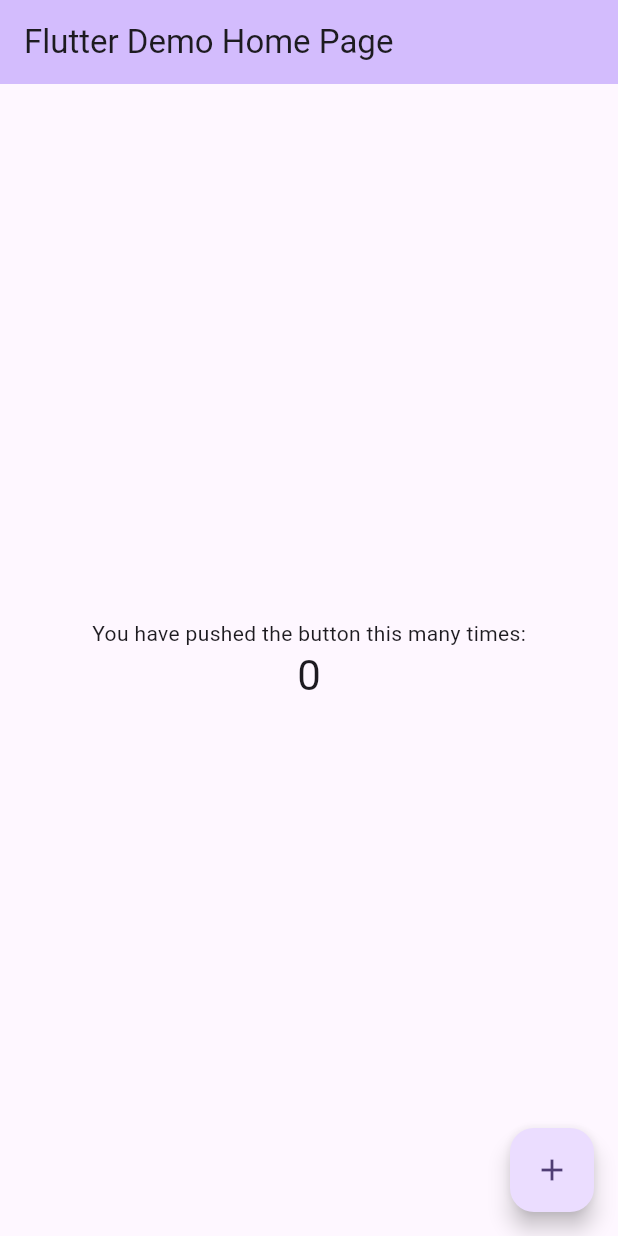
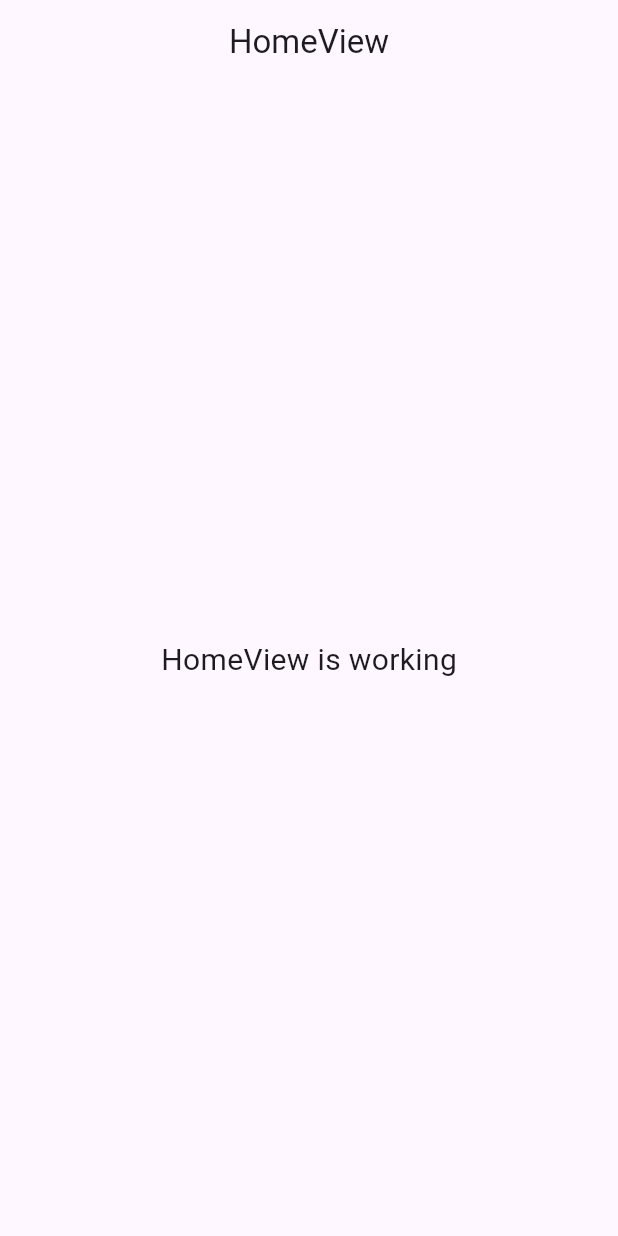
Before and after one commit to elmoagusti2/qubah_app, a Flutter app: the screen it shows after launch, on a phone screen of 412 x 824 dp. Run offline on Flutter 3.47's test engine with Material 3 defaults, Android fonts, the light colour scheme and no system bars; our stand-ins replace get.

Commit message:
chores: adding state management and main packages

```diff
--- a/analysis_options.yaml
+++ b/analysis_options.yaml
@@ -7,6 +7,9 @@
 
 # The following line activates a set of recommended lints for Flutter apps,
 # packages, and plugins designed to encourage good coding practices.
+analyzer:
+  errors:
+    constant_identifier_names: ignore
 include: package:flutter_lints/flutter.yaml
 
 linter:
--- /dev/null
+++ b/lib/app/modules/home/views/home_view.dart
@@ -0,0 +1,24 @@
+import 'package:flutter/material.dart';
+
+import 'package:get/get.dart';
+
+import '../controllers/home_controller.dart';
+
+class HomeView extends GetView<HomeController> {
+  const HomeView({super.key});
+  @override
+  Widget build(BuildContext context) {
+    return Scaffold(
+      appBar: AppBar(
+        title: const Text('HomeView'),
+        centerTitle: true,
+      ),
+      body: const Center(
+        child: Text(
+          'HomeView is working',
+          style: TextStyle(fontSize: 20),
+        ),
+      ),
+    );
+  }
+}
--- a/lib/main.dart
+++ b/lib/main.dart
@@ -1,125 +1,16 @@
 import 'package:flutter/material.dart';
 
+import 'package:get/get.dart';
+
+import 'app/routes/app_pages.dart';
+
 void main() {
-  runApp(const MyApp());
+  runApp(
+    GetMaterialApp(
+      debugShowCheckedModeBanner: false,
+      title: "Application",
+      initialRoute: AppPages.INITIAL,
+      getPages: AppPages.routes,
+    ),
+  );
 }
-
-class MyApp extends StatelessWidget {
-  const MyApp({super.key});
-
-  // This widget is the root of your application.
-  @override
-  Widget build(BuildContext context) {
-    return MaterialApp(
-      title: 'Flutter Demo',
-      theme: ThemeData(
-        // This is the theme of your application.
-        //
-        // TRY THIS: Try running your application with "flutter run". You'll see
-        // the application has a purple toolbar. Then, without quitting the app,
-        // try changing the seedColor in the colorScheme below to Colors.green
-        // and then invoke "hot reload" (save your changes or press the "hot
-        // reload" button in a Flutter-supported IDE, or press "r" if you used
-        // the command line to start the app).
-        //
-        // Notice that the counter didn't reset back to zero; the application
-        // state is not lost during the reload. To reset the state, use hot
-        // restart instead.
-        //
-        // This works for code too, not just values: Most code changes can be
-        // tested with just a hot reload.
-        colorScheme: ColorScheme.fromSeed(seedColor: Colors.deepPurple),
-        useMaterial3: true,
-      ),
-      home: const MyHomePage(title: 'Flutter Demo Home Page'),
-    );
-  }
-}
-
-class MyHomePage extends StatefulWidget {
-  const MyHomePage({super.key, required this.title});
-
-  // This widget is the home page of your application. It is stateful, meaning
-  // that it has a State object (defined below) that contains fields that affect
-  // how it looks.
-
-  // This class is the configuration for the state. It holds the values (in this
-  // case the title) provided by the parent (in this case the App widget) and
-  // used by the build method of the State. Fields in a Widget subclass are
-  // always marked "final".
-
-  final String title;
-
-  @override
-  State<MyHomePage> createState() => _MyHomePageState();
-}
-
-class _MyHomePageState extends State<MyHomePage> {
-  int _counter = 0;
-
-  void _incrementCounter() {
-    setState(() {
-      // This call to setState tells the Flutter framework that something has
-      // changed in this State, which causes it to rerun the build method below
-      // so that the display can reflect the updated values. If we changed
-      // _counter without calling setState(), then the build method would not be
-      // called again, and so nothing would appear to happen.
-      _counter++;
-    });
-  }
-
-  @override
-  Widget build(BuildContext context) {
-    // This method is rerun every time setState is called, for instance as done
-    // by the _incrementCounter method above.
-    //
-    // The Flutter framework has been optimized to make rerunning build methods
-    // fast, so that you can just rebuild anything that needs updating rather
-    // than having to individually change instances of widgets.
-    return Scaffold(
-      appBar: AppBar(
-        // TRY THIS: Try changing the color here to a specific color (to
-        // Colors.amber, perhaps?) and trigger a hot reload to see the AppBar
-        // change color while the other colors stay the same.
-        backgroundColor: Theme.of(context).colorScheme.inversePrimary,
-        // Here we take the value from the MyHomePage object that was created by
-        // the App.build method, and use it to set our appbar title.
-        title: Text(widget.title),
-      ),
-      body: Center(
-        // Center is a layout widget. It takes a single child and positions it
-        // in the middle of the parent.
-        child: Column(
-          // Column is also a layout widget. It takes a list of children and
-          // arranges them vertically. By default, it sizes itself to fit its
-          // children horizontally, and tries to be as tall as its parent.
-          //
-          // Column has various properties to control how it sizes itself and
-          // how it positions its children. Here we use mainAxisAlignment to
-          // center the children vertically; the main axis here is the vertical
-          // axis because Columns are vertical (the cross axis would be
-          // horizontal).
-          //
-          // TRY THIS: Invoke "debug painting" (choose the "Toggle Debug Paint"
-          // action in the IDE, or press "p" in the console), to see the
-          // wireframe for each widget.
-          mainAxisAlignment: MainAxisAlignment.center,
-          children: <Widget>[
-            const Text(
-              'You have pushed the button this many times:',
-            ),
-            Text(
-              '$_counter',
-              style: Theme.of(context).textTheme.headlineMedium,
-            ),
-          ],
-        ),
-      ),
-      floatingActionButton: FloatingActionButton(
-        onPressed: _incrementCounter,
-        tooltip: 'Increment',
-        child: const Icon(Icons.add),
-      ), // This trailing comma makes auto-formatting nicer for build methods.
-    );
-  }
-}
```
Also changed, not shown: lib/app/modules/home/bindings/home_binding.dart (added, +12 -0 lines), lib/app/modules/home/controllers/home_controller.dart (added, +23 -0 lines), lib/app/routes/app_pages.dart (added, +20 -0 lines), lib/app/routes/app_routes.dart (added, +12 -0 lines), pubspec.yaml (+13 -75 lines), pubspec.lock, 14 other files.
